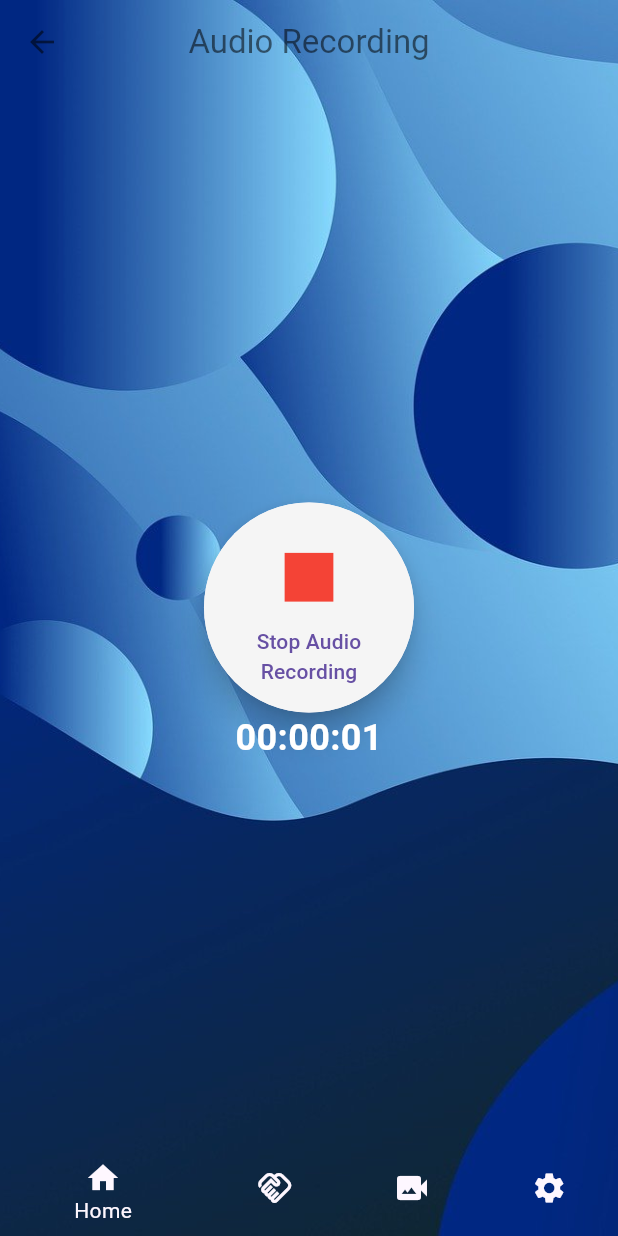
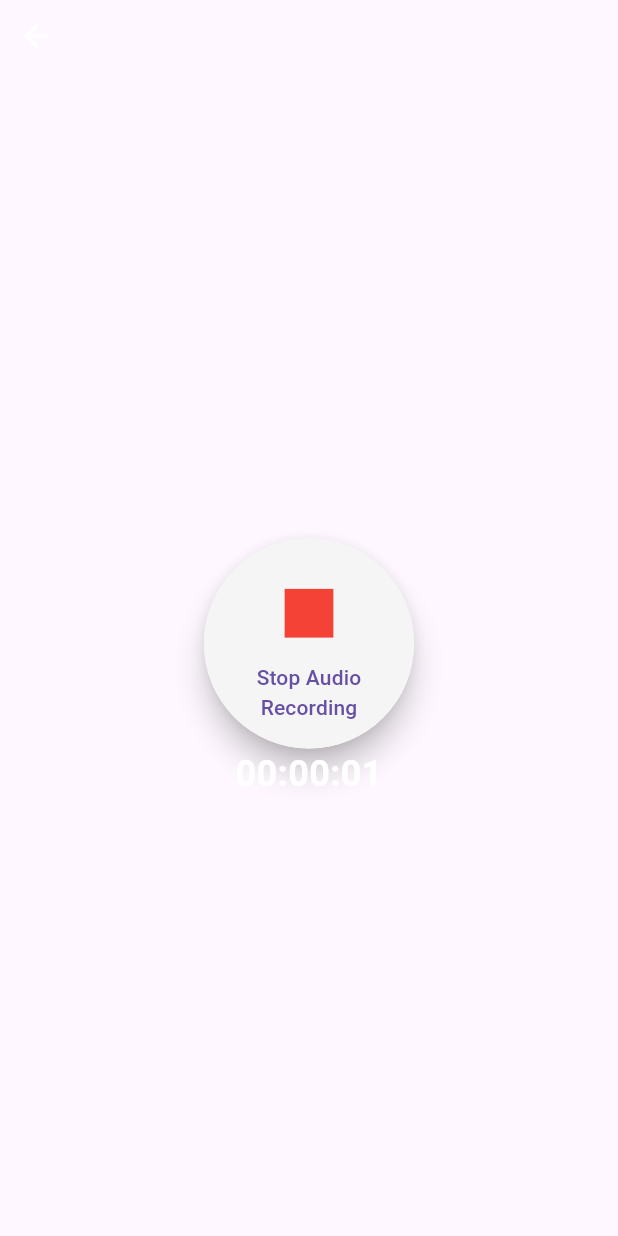
Before and after one commit to umgc/fall2024, a Flutter app: the AudioScreen widget shown alone on an empty page, opened directly, on a phone screen of 412 x 824 dp. Run offline on Flutter 3.47's test engine with Material 3 defaults, Android fonts, the phone set to English and light mode, and no system bars; drawn by our look-alikes of avatar_glow; our stand-ins replace camera, chewie, flutter_dotenv, flutter_tts, gallery_saver, geocoding and 8 more; missing offline and left inert: aws_rekognition_api, aws_s3_api, aws_transcribe_api, dart_openai, external_path, flutter_sound and 2 more; accounts and stored records are empty; statements that could not run were skipped.

Commit message:
Updated the main screens too

```diff
--- a/cogniopenapp/lib/ui/audio_screen.dart
+++ b/cogniopenapp/lib/ui/audio_screen.dart
@@ -3,6 +3,8 @@
 import 'package:cogniopenapp/src/data_service.dart';
 import 'package:cogniopenapp/src/database/model/audio.dart';
 import 'package:cogniopenapp/src/s3_connection.dart';
+import 'package:cogniopenapp/ui/home_screen.dart';
+import 'package:cogniopenapp/ui/reusable/custom_title.dart';
 import 'package:flutter/material.dart';
 import 'dart:convert';
 import 'package:cogniopenapp/src/typingIndicator.dart';
@@ -27,6 +29,8 @@ import 'package:http/http.dart' as http;
 
 // Record button glow effect
 import 'package:avatar_glow/avatar_glow.dart';
+
+import 'home_screen_content.dart';
 
 const API_URL = 'https://api.openai.com/v1/completions';
 final API_KEY = dotenv.env['OPEN_AI_API_KEY']; // Replace with your API key
@@ -443,26 +447,26 @@ class _AudioScreenState extends State<AudioScreen> {
 
   @override
   Widget build(BuildContext context) {
-    return Scaffold(
-        extendBodyBehindAppBar: true,
-        extendBody: true,
-        appBar: AppBar(
-          backgroundColor: const Color(0x00440000),
-          elevation: 0,
-          centerTitle: true,
-          leading: const BackButton(color: Colors.black54),
-          title: const Text('Audio Recording',
-              style: TextStyle(color: Colors.black54)),
+    return Container(
+      color: Colors.transparent, // Transparent background
+      child: Column(
+        children: [
+          // App bar replacement with back button and title
+          Padding(
+            padding: const EdgeInsets.only(top: 0.0), // Add padding for the status bar
+            child: Row(
+              mainAxisAlignment: MainAxisAlignment.start,
+              children: [
+                IconButton(
+                  icon: const Icon(Icons.arrow_back, color: Colors.white),
+                  onPressed: () {
+                    Navigator.pop(context);
+                  },
                 ),
-        body: Container(
-          decoration: const BoxDecoration(
-            image: DecorationImage(
-              image: AssetImage("assets/images/background.jpg"),
-              fit: BoxFit.cover,
+              ],
             ),
           ),
-          child: Column(
-            children: [
+
           Expanded(
             child: Center(
               child: Column(
@@ -474,43 +478,38 @@ class _AudioScreenState extends State<AudioScreen> {
                       children: [
                         AvatarGlow(
                           glowColor: Colors.red,
-                              duration: Duration(milliseconds: 2000),
+                          duration: const Duration(milliseconds: 2000),
                           repeat: true,
                           child: Material(
-                                // Replace this child with your own
                             elevation: 8.0,
-                                shape: CircleBorder(),
+                            shape: const CircleBorder(),
                             child: CircleAvatar(
                               backgroundColor: Colors.grey[100],
                               radius: 70.0,
                               child: Column(
                                 mainAxisAlignment: MainAxisAlignment.center,
-                                    crossAxisAlignment:
-                                        CrossAxisAlignment.center,
+                                crossAxisAlignment: CrossAxisAlignment.center,
                                 children: [
                                   TextButton(
                                     style: ButtonStyle(
-                                            shape: WidgetStateProperty.all<
-                                                    RoundedRectangleBorder>(
+                                      shape: MaterialStateProperty.all<RoundedRectangleBorder>(
                                         RoundedRectangleBorder(
-                                          borderRadius:
-                                              BorderRadius.circular(75.0),
-                                        ))),
+                                          borderRadius: BorderRadius.circular(75.0),
+                                        ),
+                                      ),
+                                    ),
                                     onPressed: () async {
                                       await _stopRecording();
                                     },
                                     child: const Column(
-                                          mainAxisAlignment:
-                                              MainAxisAlignment.center,
-                                          crossAxisAlignment:
-                                              CrossAxisAlignment.center,
+                                      mainAxisAlignment: MainAxisAlignment.center,
+                                      crossAxisAlignment: CrossAxisAlignment.center,
                                       children: [
-                                            Icon(Icons.stop,
-                                                size: 65, color: Colors.red),
+                                        Icon(Icons.stop, size: 65, color: Colors.red),
                                         Text(
                                           "Stop Audio Recording",
                                           textAlign: TextAlign.center,
-                                            )
+                                        ),
                                       ],
                                     ),
                                   ),
@@ -520,11 +519,7 @@ class _AudioScreenState extends State<AudioScreen> {
                           ),
                         ),
                         Text(
-                              _duration
-                                  .toString()
-                                  .split('.')
-                                  .first
-                                  .padLeft(8, "0"),
+                          _duration.toString().split('.').first.padLeft(8, "0"),
                           style: const TextStyle(
                               fontSize: 24, fontWeight: FontWeight.bold),
                         ),
@@ -535,7 +530,7 @@ class _AudioScreenState extends State<AudioScreen> {
                       child: Align(
                         alignment: Alignment.topCenter,
                         child: Padding(
-                              padding: EdgeInsets.only(top: 200.0),
+                          padding: const EdgeInsets.only(top: 200.0),
                           child: Column(
                             children: [
                               Row(
@@ -543,20 +538,13 @@ class _AudioScreenState extends State<AudioScreen> {
                                 children: [
                                   IconButton(
                                     icon: _isPlaying
-                                            ? Icon(Icons.pause,
-                                                size: 40, color: Colors.blue)
-                                            : Icon(Icons.play_arrow,
-                                                size: 40, color: Colors.blue),
-                                        onPressed: _isPlaying
-                                            ? _startPlayback
-                                            : _startPlayback,
+                                        ? const Icon(Icons.pause, size: 40, color: Colors.blue)
+                                        : const Icon(Icons.play_arrow, size: 40, color: Colors.blue),
+                                    onPressed: _isPlaying ? _startPlayback : _startPlayback,
                                   ),
                                   IconButton(
-                                        icon: Icon(Icons.stop,
-                                            size: 40, color: Colors.blue),
-                                        onPressed: _isPlaying || _isPaused
-                                            ? _stopPlayback
-                                            : null,
+                                    icon: const Icon(Icons.stop, size: 40, color: Colors.blue),
+                                    onPressed: _isPlaying || _isPaused ? _stopPlayback : null,
                                   ),
                                 ],
                               ),
@@ -567,43 +555,33 @@ class _AudioScreenState extends State<AudioScreen> {
                                     onPressed: () {
                                       setState(() {
                                         _pathToSaveRecording = null;
-                                            _duration =
-                                                const Duration(seconds: 0);
+                                        _duration = const Duration(seconds: 0);
                                         transcription = '';
                                       });
                                     },
                                     child: const Text('New Recording'),
                                   ),
-                                      SizedBox(width: 32),
+                                  const SizedBox(width: 32),
                                   ElevatedButton(
                                     onPressed: () async {
-                                          // Your logic to remove audio
                                       if (audioId != null) {
-                                            await DataService.instance
-                                                .removeAudio(audioId!);
+                                        await DataService.instance.removeAudio(audioId!);
                                       }
                                       setState(() {
                                         _pathToSaveRecording = null;
-                                            _duration =
-                                                const Duration(seconds: 0);
+                                        _duration = const Duration(seconds: 0);
                                         transcription = '';
                                       });
-                                          // Notify user that the recording has been deleted
-                                          ScaffoldMessenger.of(context)
-                                              .showSnackBar(
-                                            const SnackBar(
-                                                content:
-                                                    Text('Recording Deleted!')),
+                                      ScaffoldMessenger.of(context).showSnackBar(
+                                        const SnackBar(content: Text('Recording Deleted!')),
                                       );
                                     },
                                     style: ElevatedButton.styleFrom(
-                                          foregroundColor: Colors
-                                              .white, backgroundColor: Colors
-                                              .red, // foreground (text/icon) color - adjust as needed
+                                      foregroundColor: Colors.white,
+                                      backgroundColor: Colors.red, // Adjust color as needed
                                     ),
-                                        child: Icon(Icons
-                                            .delete), // Use the `delete` icon
-                                      )
+                                    child: const Icon(Icons.delete), // Delete icon
+                                  ),
                                 ],
                               ),
                               if (_isTranscribing) TypingIndicator(),
@@ -622,33 +600,32 @@ class _AudioScreenState extends State<AudioScreen> {
                   else
                     AvatarGlow(
                       glowColor: Colors.blue,
-                          duration: Duration(milliseconds: 2000),
+                      duration: const Duration(milliseconds: 2000),
                       repeat: true,
                       child: Material(
-                            // Replace this child with your own
                         elevation: 8.0,
-                            shape: CircleBorder(),
+                        shape: const CircleBorder(),
                         child: CircleAvatar(
                           backgroundColor: const Color(0xFFFFFFFF),
                           radius: 70.0,
                           child: TextButton(
                             onPressed: _startRecording,
                             style: ButtonStyle(
-                                    shape: WidgetStateProperty.all<
-                                            RoundedRectangleBorder>(
+                              shape: MaterialStateProperty.all<RoundedRectangleBorder>(
                                 RoundedRectangleBorder(
                                   borderRadius: BorderRadius.circular(75.0),
-                                ))),
+                                ),
+                              ),
+                            ),
                             child: const Column(
                               mainAxisAlignment: MainAxisAlignment.center,
                               crossAxisAlignment: CrossAxisAlignment.center,
                               children: [
-                                    Icon(Icons.mic,
-                                        size: 60, color: Colors.green),
+                                Icon(Icons.mic, size: 60, color: Colors.green),
                                 Text(
                                   "Start Audio Recording",
                                   textAlign: TextAlign.center,
-                                    )
+                                ),
                               ],
                             ),
                           ),
@@ -661,7 +638,7 @@ class _AudioScreenState extends State<AudioScreen> {
           ),
         ],
       ),
-        ),
-        bottomNavigationBar: UiUtils.createBottomNavigationBar(context));
+    );
   }
+
 }
```
Also changed, not shown: cogniopenapp/lib/ui/home_screen_content.dart (+37 -10 lines), cogniopenapp/lib/ui/location_history_screen.dart (+37 -19 lines), cogniopenapp/lib/ui/response_screen.dart (+45 -30 lines), cogniopenapp/lib/ui/significant_objects_screen.dart (+45 -60 lines). Lines whose indentation alone changed are shown as unchanged.
